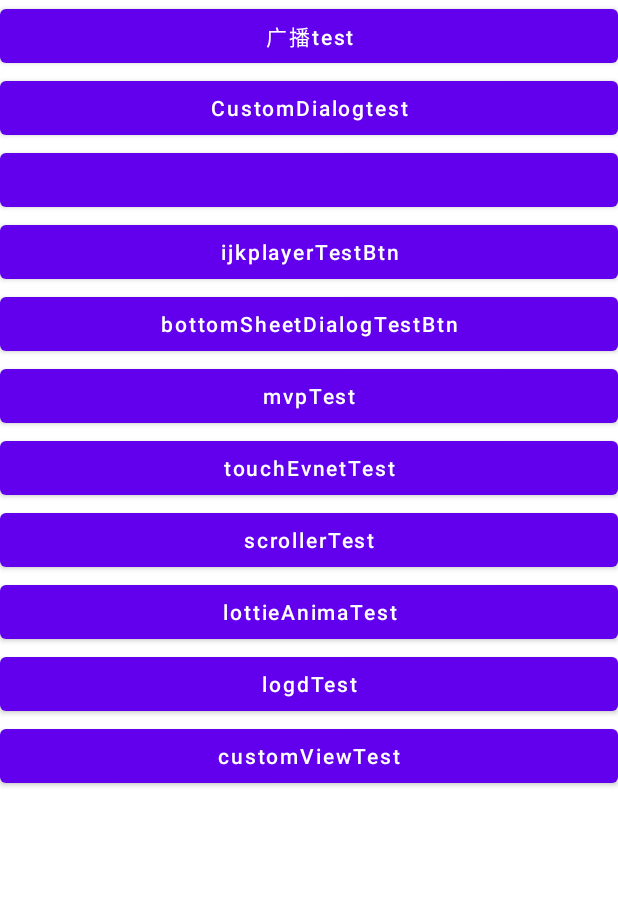
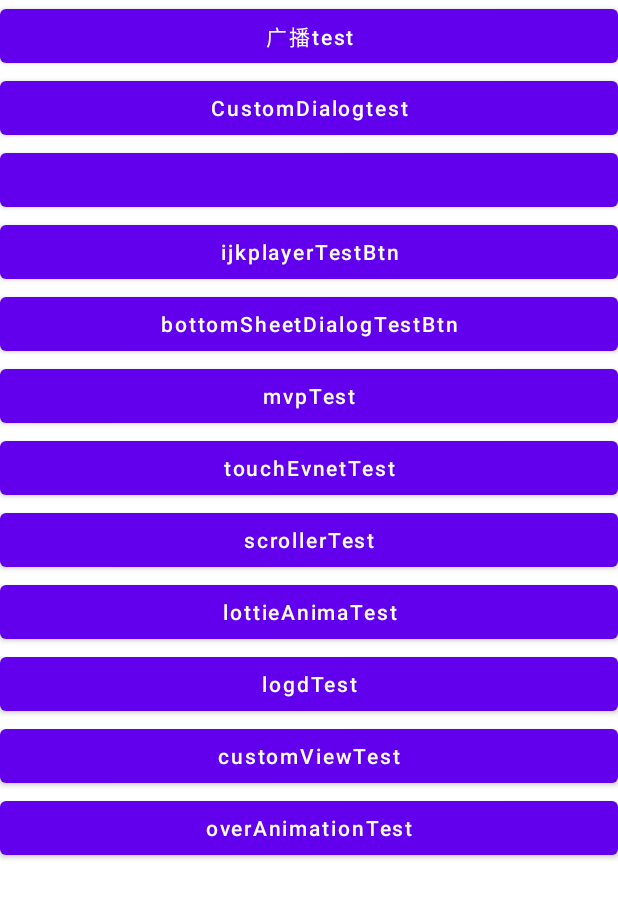
Before and after one commit to limajia/PracticesRep, an Android app: the screen it shows after launch (MainActivity), on a phone screen of 412 x 824 dp. Shown: the top 898 px of the screen. Run offline under Robolectric (Android 15) with nearby library versions, the phone set to English and light mode, and no system bars.

Commit message:
添加overTransitionAnimation测试

```diff
--- a/app/src/main/AndroidManifest.xml
+++ b/app/src/main/AndroidManifest.xml
@@ -17,7 +17,8 @@
         android:roundIcon="@mipmap/ic_launcher_round"
         android:supportsRtl="true"
         android:theme="@style/Theme.MaterialComponents.Light.NoActionBar">
-        <activity android:name=".customview.CustomViewActivity"></activity>
+        <activity android:name=".overtransitionanim.TestOverAnimationActivity"></activity>
+        <activity android:name=".customview.CustomViewActivity" />
         <activity android:name=".lottietest.LottieTestActivity" />
         <activity android:name=".scrollertest.ScrollerTestActivity" />
         <activity android:name=".touchevent.EventActivity" />
--- a/app/src/main/java/com/mlj/practicesrep/MainActivity.java
+++ b/app/src/main/java/com/mlj/practicesrep/MainActivity.java
@@ -28,6 +28,7 @@
 import com.mlj.practicesrep.customview.CustomViewActivity;
 import com.mlj.practicesrep.lottietest.LottieTestActivity;
 import com.mlj.practicesrep.mvppattern.MvpActivity;
+import com.mlj.practicesrep.overtransitionanim.TestOverAnimationActivity;
 import com.mlj.practicesrep.player.PlayerActivity;
 import com.mlj.practicesrep.scrollertest.ScrollerTestActivity;
 import com.mlj.practicesrep.touchevent.EventActivity;
@@ -181,6 +182,22 @@
                 startActivity(intent);
             }
         });
+        //12 overAnimationTest 测试
+        View overAnimationTestBtn = findViewById(R.id.overAnimationTest);
+        overAnimationTestBtn.setOnClickListener(new View.OnClickListener() {
+            @Override
+            public void onClick(View v) {
+                Intent intent = new Intent(MainActivity.this, TestOverAnimationActivity.class);
+                startActivity(intent);
+                // 实现淡入浅出的效果
+                // overridePendingTransition(android.R.anim.fade_in, android.R.anim.fade_out);
+                // 由左向右滑入的效果
+                overridePendingTransition(android.R.anim.slide_in_left, android.R.anim.slide_out_right);
+                // 实现zoommin 和 zoomout (自定义的动画)  MainActivity 会执行R.anim.zoom_out 下一个activity会执行R.anim.zoom_in
+                // 只要这一个进入的过程会执行 activity的其他的阶段 不会执行
+                // overridePendingTransition(R.anim.zoom_in, R.anim.zoom_out);
+            }
+        });
 
 
     }
--- /dev/null
+++ b/app/src/main/res/anim/zoom_in.xml
@@ -0,0 +1,16 @@
+<?xml version="1.0" encoding="utf-8"?>
+<set xmlns:android="http://schemas.android.com/apk/res/android"
+    android:interpolator="@android:anim/decelerate_interpolator">
+    <scale
+        android:duration="@android:integer/config_mediumAnimTime"
+        android:fromXScale="0.1"
+        android:fromYScale="0.1"
+        android:pivotX="50%p"
+        android:pivotY="50%p"
+        android:toXScale="1.0"
+        android:toYScale="1.0" />
+    <alpha
+        android:duration="@android:integer/config_mediumAnimTime"
+        android:fromAlpha="0"
+        android:toAlpha="1.0" />
+</set>
--- /dev/null
+++ b/app/src/main/res/anim/zoom_out.xml
@@ -0,0 +1,17 @@
+<?xml version="1.0" encoding="utf-8"?>
+<set xmlns:android="http://schemas.android.com/apk/res/android"
+    android:interpolator="@android:anim/decelerate_interpolator"
+    android:zAdjustment="top">
+    <scale
+        android:duration="@android:integer/config_mediumAnimTime"
+        android:fromXScale="1.0"
+        android:fromYScale="1.0"
+        android:pivotX="50%p"
+        android:pivotY="50%p"
+        android:toXScale="0.1"
+        android:toYScale="0.1" />
+    <alpha
+        android:duration="@android:integer/config_mediumAnimTime"
+        android:fromAlpha="1.0"
+        android:toAlpha="0" />
+</set>
--- a/app/src/main/res/layout/activity_main.xml
+++ b/app/src/main/res/layout/activity_main.xml
@@ -97,5 +97,13 @@
             android:textAllCaps="false"
             tools:ignore="HardcodedText" />
 
+        <Button
+            android:id="@+id/overAnimationTest"
+            android:layout_width="match_parent"
+            android:layout_height="wrap_content"
+            android:text="overAnimationTest"
+            android:textAllCaps="false"
+            tools:ignore="HardcodedText" />
+
     </LinearLayout>
 </ScrollView>
```
Also changed, not shown: app/src/main/java/com/mlj/practicesrep/overtransitionanim/TestOverAnimationActivity.java (added, +19 -0 lines), app/src/main/res/layout/activity_custom_view.xml (+17 -8 lines), app/src/main/res/layout/activity_test_over_animation.xml (added, +9 -0 lines).
